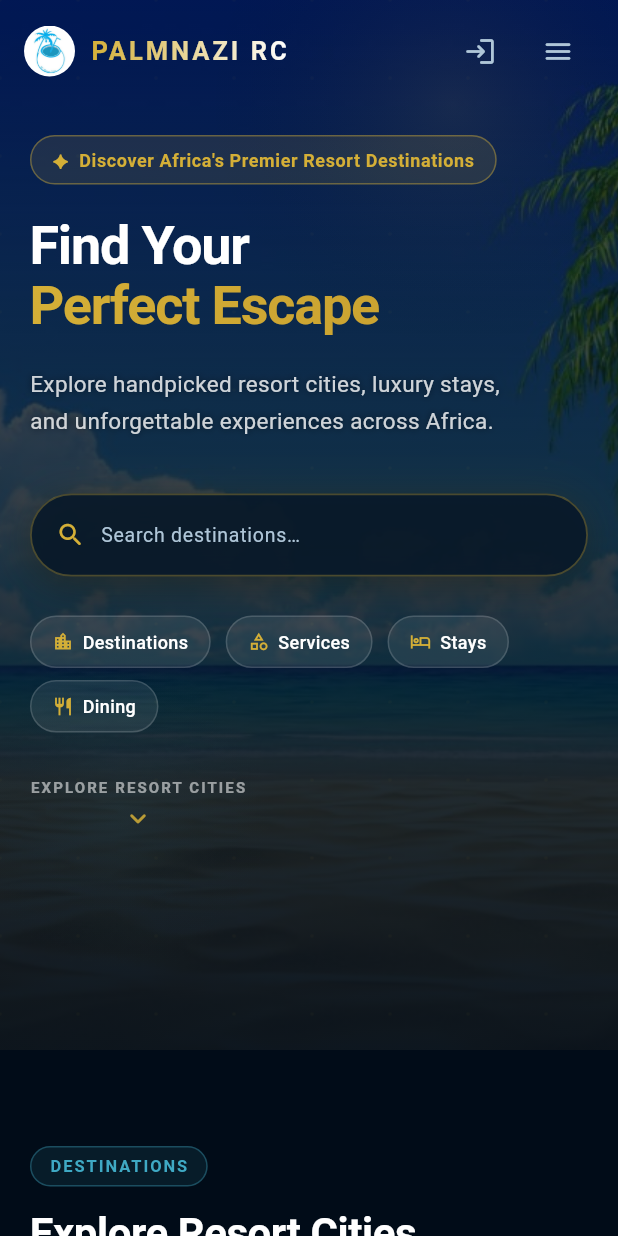
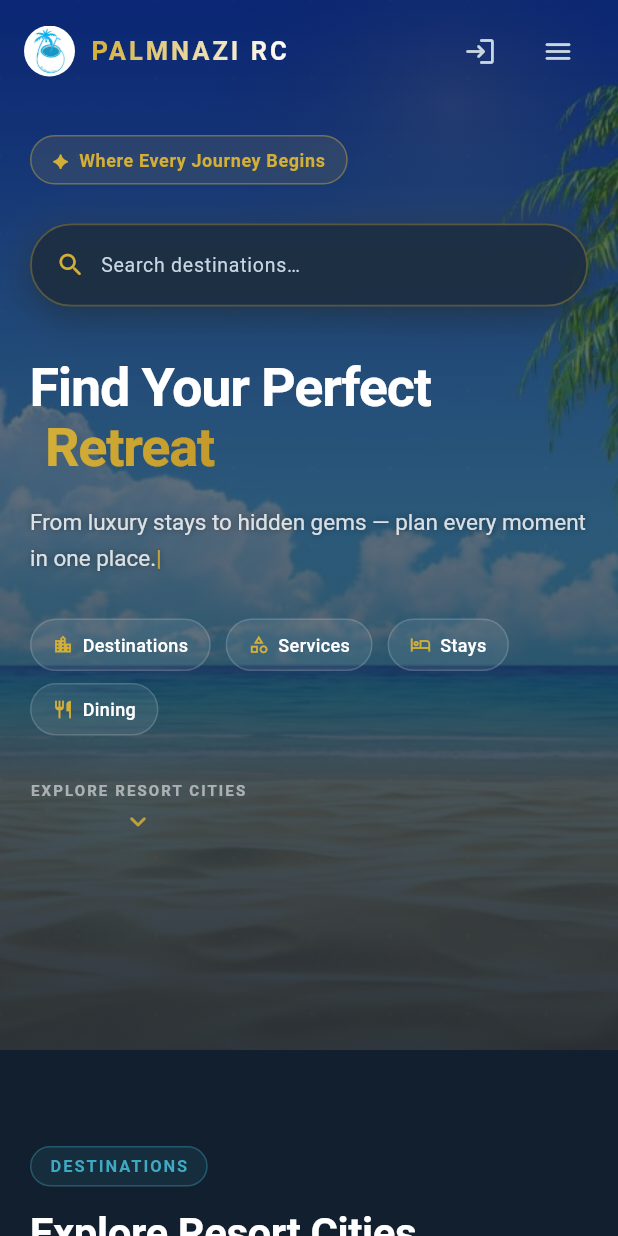
Before and after one commit to Fabrone/Palmnazi, a Flutter app: the screen it shows after launch, on a phone screen of 412 x 824 dp. Run offline on Flutter 3.47's test engine with Material 3 defaults, Android fonts, the phone set to English and light mode, and no system bars; our stand-ins replace app_links, cloud_firestore, file_picker, firebase_auth, firebase_core, firebase_messaging and 7 more; missing offline and left inert: dart:html, flutter_quill, flutter_quill_delta_from_html, vsc_quill_delta_to_html; accounts and stored records are empty; network calls fail; Roboto replaces fonts that are missing (Poppins).

Commit message:
Added new animation features to the landing page first section

```diff
--- a/lib/screens/landing_page.dart
+++ b/lib/screens/landing_page.dart
@@ -46,10 +46,10 @@ final Logger _log = Logger(
 // and the requested change is one of accent identity, not a full re-theme.
 // ─────────────────────────────────────────────────────────────────────────────
 abstract final class RC {
-  static const Color navy = Color(0xFF010C18);
-  static const Color deepBlue = Color(0xFF071829);
-  static const Color surface = Color(0xFF0B2135);
-  static const Color surfaceHi = Color(0xFF0F2840);
+  static const Color navy = Color(0xFF121F2E);
+  static const Color deepBlue = Color(0xFF1C2E42);
+  static const Color surface = Color(0xFF23374D);
+  static const Color surfaceHi = Color(0xFF2C4258);
   static const Color teal = Color(0xFF3FA9C4);
   static const Color tealMid = Color(0xFF2C8598);
   static const Color tealDark = Color(0xFF1D5F6E);
@@ -59,8 +59,8 @@ abstract final class RC {
   static const Color coral = Color(0xFFFF6B6B);
   static const Color emerald = Color(0xFF00C98A);
   static const Color textPri = Color(0xFFFFFFFF);
-  static const Color textSec = Color(0xFFAFC6D8);
-  static const Color textMute = Color(0xFF4E6A7A);
+  static const Color textSec = Color(0xFFC7D6E3);
+  static const Color textMute = Color(0xFF7C93A8);
 
   static const LinearGradient tealGrad =
       LinearGradient(colors: [teal, tealDark]);
@@ -69,7 +69,7 @@ abstract final class RC {
   static const LinearGradient heroGrad = LinearGradient(
     begin: Alignment.topCenter,
     end: Alignment.bottomCenter,
-    colors: [Color(0xCC010C18), Color(0xBB071829), Color(0xDD0A2030)],
+    colors: [Color(0xCC121F2E), Color(0xBB1C2E42), Color(0xDD24384E)],
     stops: [0.0, 0.45, 1.0],
   );
 }
@@ -1201,9 +1201,9 @@ class _LandingPageState extends State<LandingPage>
                   begin: Alignment.topCenter,
                   end: Alignment.bottomCenter,
                   colors: [
-                    Color(0xB3010C18),
-                    Color(0xCC010C18),
-                    Color(0xF2010C18),
+                    Color(0x99121F2E),
+                    Color(0xB31C2E42),
+                    Color(0xE0121F2E),
                   ],
                   stops: [0.0, 0.5, 1.0],
                 ),
@@ -1243,59 +1243,13 @@ class _LandingPageState extends State<LandingPage>
                         child: SlideTransition(
                           position: _heroSlide,
                           child: _tagPill(
-                              '✦  Discover Africa\'s Premier Resort Destinations',
-                              RC.gold),
+                              '✦  Where Every Journey Begins', RC.gold),
                         ),
                       ),
-                      SizedBox(height: isShort ? 14 : 22),
-                      FadeTransition(
-                        opacity: _heroFade,
-                        child: SlideTransition(
-                          position: _heroSlide,
-                          child: RichText(
-                            text: TextSpan(
-                              style: TextStyle(
-                                fontSize: isMobile ? 36 : (isTablet ? 48 : 62),
-                                fontWeight: FontWeight.bold,
-                                height: 1.1,
-                                letterSpacing: -0.8,
-                                color: Colors.white,
-                              ),
-                              children: [
-                                const TextSpan(text: 'Find Your\n'),
-                                TextSpan(
-                                  text: 'Perfect Escape',
-                                  style: TextStyle(
-                                    foreground: Paint()
-                                      ..shader = const LinearGradient(
-                                        colors: [RC.gold, RC.goldMid],
-                                      ).createShader(
-                                          const Rect.fromLTWH(0, 0, 420, 80)),
-                                  ),
-                                ),
-                              ],
-                            ),
-                          ),
-                        ),
-                      ),
-                      if (!isShort) ...[
-                        const SizedBox(height: 18),
-                        FadeTransition(
-                          opacity: _heroFade,
-                          child: Text(
-                            'Explore handpicked resort cities, luxury stays,\nand unforgettable experiences across Africa.',
-                            style: TextStyle(
-                              color: Colors.white.withValues(alpha: 0.80),
-                              fontSize: isMobile ? 15 : 18,
-                              height: 1.65,
-                              shadows: const [
-                                Shadow(color: Colors.black54, blurRadius: 6)
-                              ],
-                            ),
-                          ),
-                        ),
-                      ],
-                      SizedBox(height: isShort ? 20 : 36),
+                      SizedBox(height: isShort ? 16 : 26),
+                      // Search moved to the top of the hero, right under the
+                      // tag pill, so it's the first interactive thing a
+                      // visitor sees rather than buried below the copy.
                       FadeTransition(
                         opacity: _heroFade,
                         child: _HeroSearch(
@@ -1305,8 +1259,27 @@ class _LandingPageState extends State<LandingPage>
                           onOpenCategories: _openCategoriesOverlay,
                         ),
                       ),
+                      SizedBox(height: isShort ? 20 : 34),
+                      FadeTransition(
+                        opacity: _heroFade,
+                        child: SlideTransition(
+                          position: _heroSlide,
+                          child: _RotatingHeadline(
+                            fontSize: isMobile ? 36 : (isTablet ? 48 : 62),
+                          ),
+                        ),
+                      ),
                       if (!isShort) ...[
-                        const SizedBox(height: 26),
+                        const SizedBox(height: 16),
+                        FadeTransition(
+                          opacity: _heroFade,
+                          child: _TypewriterTagline(
+                            fontSize: isMobile ? 15 : 18,
+                          ),
+                        ),
+                      ],
+                      if (!isShort) ...[
+                        const SizedBox(height: 30),
                         FadeTransition(
                           opacity: _heroFade,
                           child: _heroQuickChips(),
@@ -1987,6 +1960,160 @@ class _NavLinkState extends State<_NavLink> {
             ),
           ),
         ),
+      ),
+    );
+  }
+}
+
+// ─────────────────────────────────────────────────────────────────────────────
+// _RotatingHeadline — "Find Your Perfect" stays fixed; the second line cycles
+// through a few destination-style words with a fade/slide transition.
+// ─────────────────────────────────────────────────────────────────────────────
+class _RotatingHeadline extends StatefulWidget {
+  final double fontSize;
+  const _RotatingHeadline({required this.fontSize});
+
+  @override
+  State<_RotatingHeadline> createState() => _RotatingHeadlineState();
+}
+
+class _RotatingHeadlineState extends State<_RotatingHeadline> {
+  static const _words = ['Escape', 'Adventure', 'Retreat', 'Getaway'];
+  int _index = 0;
+  Timer? _timer;
+
+  @override
+  void initState() {
+    super.initState();
+    _timer = Timer.periodic(const Duration(milliseconds: 2600), (_) {
+      if (mounted) setState(() => _index = (_index + 1) % _words.length);
+    });
+  }
+
+  @override
+  void dispose() {
+    _timer?.cancel();
+    super.dispose();
+  }
+
+  @override
+  Widget build(BuildContext context) {
+    final style = TextStyle(
+      fontSize: widget.fontSize,
+      fontWeight: FontWeight.bold,
+      height: 1.1,
+      letterSpacing: -0.8,
+    );
+    return Column(
+      crossAxisAlignment: CrossAxisAlignment.start,
+      mainAxisSize: MainAxisSize.min,
+      children: [
+        Text('Find Your Perfect', style: style.copyWith(color: Colors.white)),
+        AnimatedSwitcher(
+          duration: const Duration(milliseconds: 450),
+          transitionBuilder: (child, anim) => FadeTransition(
+            opacity: anim,
+            child: SlideTransition(
+              position: Tween<Offset>(
+                begin: const Offset(0, 0.35),
+                end: Offset.zero,
+              ).animate(anim),
+              child: child,
+            ),
+          ),
+          child: ShaderMask(
+            key: ValueKey(_index),
+            shaderCallback: (b) =>
+                const LinearGradient(colors: [RC.gold, RC.goldMid])
+                    .createShader(b),
+            child: Text(_words[_index],
+                style: style.copyWith(color: Colors.white)),
+          ),
+        ),
+      ],
+    );
+  }
+}
+
+// ─────────────────────────────────────────────────────────────────────────────
+// _TypewriterTagline — types out one of a few taglines, pauses, then moves
+// on to the next (no delete/backspace, just a clean cut to the next line).
+// ─────────────────────────────────────────────────────────────────────────────
+class _TypewriterTagline extends StatefulWidget {
+  final double fontSize;
+  const _TypewriterTagline({required this.fontSize});
+
+  @override
+  State<_TypewriterTagline> createState() => _TypewriterTaglineState();
+}
+
+class _TypewriterTaglineState extends State<_TypewriterTagline> {
+  static const _lines = [
+    'Handpicked resort cities across Africa, curated just for you.',
+    'From luxury stays to hidden gems — plan every moment in one place.',
+    'Bookings, experiences, and unforgettable stays — simplified.',
+  ];
+  int _lineIndex = 0;
+  int _charCount = 0;
+  Timer? _typeTimer;
+  Timer? _pauseTimer;
+
+  @override
+  void initState() {
+    super.initState();
+    _startTyping();
+  }
+
+  void _startTyping() {
+    _typeTimer?.cancel();
+    _charCount = 0;
+    _typeTimer = Timer.periodic(const Duration(milliseconds: 35), (timer) {
+      if (!mounted) {
+        timer.cancel();
+        return;
+      }
+      final full = _lines[_lineIndex];
+      if (_charCount >= full.length) {
+        timer.cancel();
+        _pauseTimer = Timer(const Duration(milliseconds: 2200), () {
+          if (!mounted) return;
+          setState(() => _lineIndex = (_lineIndex + 1) % _lines.length);
+          _startTyping();
+        });
+        return;
+      }
+      setState(() => _charCount++);
+    });
+  }
+
+  @override
+  void dispose() {
+    _typeTimer?.cancel();
+    _pauseTimer?.cancel();
+    super.dispose();
+  }
+
+  @override
+  Widget build(BuildContext context) {
+    final full = _lines[_lineIndex];
+    final shown = full.substring(0, _charCount);
+    return RichText(
+      text: TextSpan(
+        style: TextStyle(
+          color: Colors.white.withValues(alpha: 0.82),
+          fontSize: widget.fontSize,
+          height: 1.6,
+          shadows: const [Shadow(color: Colors.black45, blurRadius: 6)],
+        ),
+        children: [
+          TextSpan(text: shown),
+          TextSpan(
+            text: '|',
+            style: TextStyle(
+                color: RC.gold.withValues(alpha: 0.85),
+                fontWeight: FontWeight.bold),
+          ),
+        ],
       ),
     );
   }
```
